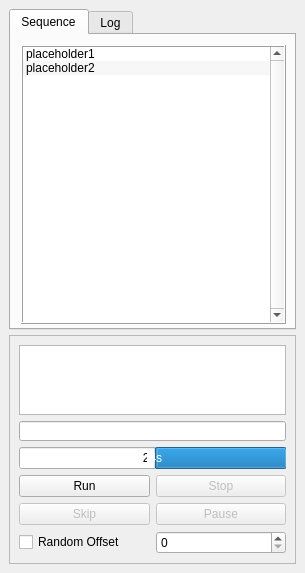
Old version of the form Qt_UI/Runner.ui in the repository jupiterbjy/python-macro-practice.
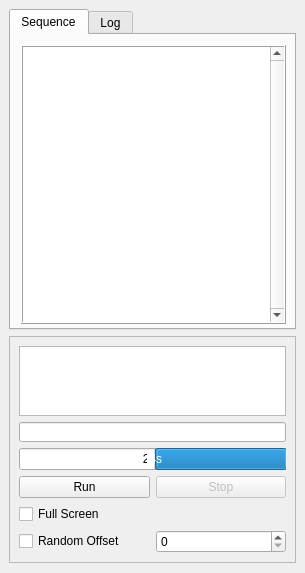
New version of the form. The open tabs and pages were chosen to show the change.

```diff
--- a/Qt_UI/Runner.ui
+++ b/Qt_UI/Runner.ui
@@ -105,16 +105,6 @@
         <property name="selectionRectVisible">
          <bool>true</bool>
         </property>
-        <item>
-         <property name="text">
-          <string>placeholder1</string>
-         </property>
-        </item>
-        <item>
-         <property name="text">
-          <string>placeholder2</string>
-         </property>
-        </item>
        </widget>
       </widget>
       <widget class="QWidget" name="Log">
@@ -289,34 +279,9 @@
           </widget>
          </item>
          <item row="1" column="0">
-          <widget class="QPushButton" name="skipButton">
-           <property name="enabled">
-            <bool>false</bool>
-           </property>
-           <property name="sizePolicy">
-            <sizepolicy hsizetype="Preferred" vsizetype="Fixed">
-             <horstretch>0</horstretch>
-             <verstretch>0</verstretch>
-            </sizepolicy>
-           </property>
+          <widget class="QCheckBox" name="fullScreenCheck">
            <property name="text">
-            <string>Skip</string>
-           </property>
-          </widget>
-         </item>
-         <item row="1" column="1">
-          <widget class="QPushButton" name="pauseButton">
-           <property name="enabled">
-            <bool>false</bool>
-           </property>
-           <property name="sizePolicy">
-            <sizepolicy hsizetype="Preferred" vsizetype="Fixed">
-             <horstretch>0</horstretch>
-             <verstretch>0</verstretch>
-            </sizepolicy>
-           </property>
-           <property name="text">
-            <string>Pause</string>
+            <string>Full Screen</string>
            </property>
           </widget>
          </item>
```
Left out of the diff: 40 changed lines with no effect on the pictures.
